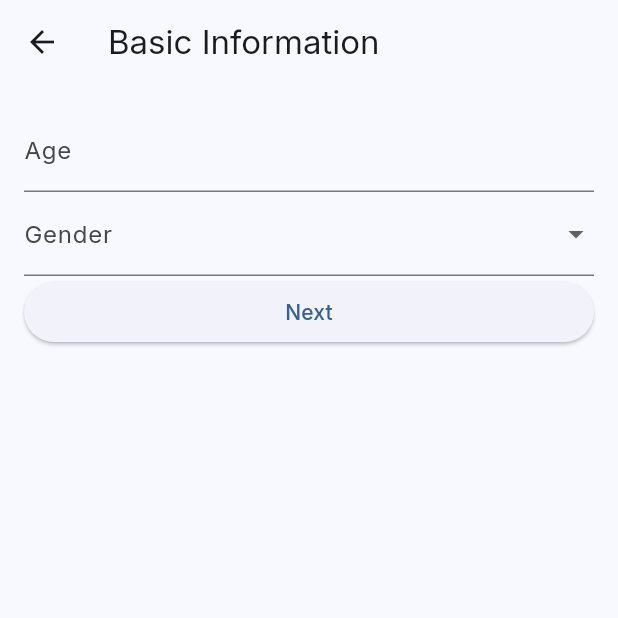
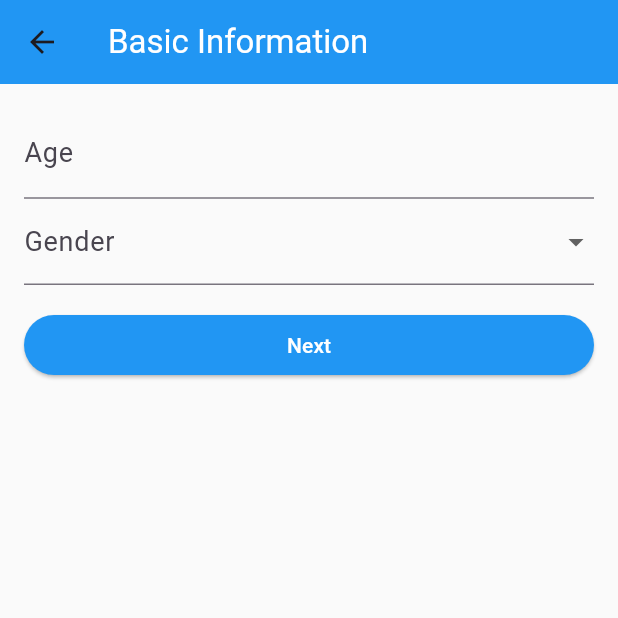
Before and after one commit to sharebeezdev/consumewise, a Flutter app: the screen it shows after launch, item 3 of the bottom bar chosen, after a tap on "Set Up Profile", on a phone screen of 412 x 824 dp, the top half of it. Run offline on Flutter 3.47's test engine with Material 3 defaults, Android fonts, the light colour scheme and no system bars; our stand-ins replace camera, google_fonts, shimmer, sqflite; accounts and stored records are empty; network calls fail.

Commit message:
Updated background and cards styles

```diff
--- a/lib/home/home_screen.dart
+++ b/lib/home/home_screen.dart
@@ -7,8 +7,11 @@ class HomeScreen extends StatelessWidget {
   @override
   Widget build(BuildContext context) {
     return Scaffold(
+      backgroundColor: Colors.grey[50],
       appBar: AppBar(
-        title: Text('ConsumeWise'),
+        backgroundColor: Colors.blue,
+        title: Text('ConsumeWise',
+            style: TextStyle(color: Colors.white)),
         centerTitle: true,
       ),
       body: SingleChildScrollView(
--- a/lib/home/profile_screen.dart
+++ b/lib/home/profile_screen.dart
@@ -36,12 +36,17 @@ class _ProfileSetupFlowState extends State<ProfileSetupFlow> {
   @override
   Widget build(BuildContext context) {
     return Scaffold(
+      backgroundColor: Colors.grey[50],
       appBar: AppBar(
-        title: Text('Profile Setup'),
+        backgroundColor: Colors.blue,
+        title: Text(
+        'Profile Setup',
+        style: TextStyle(color: Colors.white), // Setting the text color to white
+      ),
         actions: [
           if (_profileData.isNotEmpty)
             IconButton(
-              icon: Icon(Icons.edit),
+              icon: Icon(Icons.edit, color: Colors.white,),
               onPressed: () {
                 // Navigate to edit screen
                 Navigator.push(
@@ -69,6 +74,7 @@ class _ProfileSetupFlowState extends State<ProfileSetupFlow> {
         children: [
           // Modern profile card
           Card(
+            color: Colors.white,
             shape:
                 RoundedRectangleBorder(borderRadius: BorderRadius.circular(15)),
             elevation: 6,
--- a/lib/home/widgets/bottom_nav.dart
+++ b/lib/home/widgets/bottom_nav.dart
@@ -30,6 +30,9 @@ class _BottomNavState extends State<BottomNav> {
       body: _screens[_selectedIndex],
       bottomNavigationBar: BottomNavigationBar(
         currentIndex: _selectedIndex,
+        backgroundColor: Colors.blue,
+        selectedItemColor: Colors.white, // Color for selected item (icon and label)
+        unselectedItemColor: Colors.white, // Color for unselected item (icon and label)
         onTap: _onItemTapped,
         items: [
           BottomNavigationBarItem(
@@ -51,10 +54,11 @@ class _BottomNavState extends State<BottomNav> {
         padding:
             const EdgeInsets.only(top: 8.0), // Add padding to prevent overflow
         child: FloatingActionButton(
+          backgroundColor: Colors.blue,
           shape: RoundedRectangleBorder(
               borderRadius:
                   BorderRadius.circular(16)), // Adds Material You flair
-          child: Icon(Icons.qr_code_scanner, size: 36), // Larger scan button
+          child: Icon(Icons.qr_code_scanner, size: 36, color: Colors.white,), // Larger scan button
           onPressed: () {
             setState(() {
               _selectedIndex = 1; // Set to Scan Screen
--- a/lib/home/widgets/featured_product_section.dart
+++ b/lib/home/widgets/featured_product_section.dart
@@ -109,6 +109,7 @@ class _FeaturedProductSectionState extends State<FeaturedProductSection> {
             child: Padding(
               padding: const EdgeInsets.all(16.0),
               child: Card(
+                color: Colors.white,
                 surfaceTintColor: Colors.white, // Material 3 Card background
                 elevation: 1, // Material You Card elevation
                 shape: RoundedRectangleBorder(
--- a/lib/home/widgets/food_search_section.dart
+++ b/lib/home/widgets/food_search_section.dart
@@ -16,6 +16,7 @@ class FoodSearchSection extends StatelessWidget {
           // ),
           // SizedBox(height: 10),
           Card(
+            color: Colors.white,
             elevation: 1, // Material 3 card
             child: Padding(
               padding: const EdgeInsets.symmetric(horizontal: 16.0),
--- a/lib/home/widgets/ingredients_section.dart
+++ b/lib/home/widgets/ingredients_section.dart
@@ -24,6 +24,7 @@ class IngredientsSection extends StatelessWidget {
   // Build each Ingredient card
   Widget _buildIngredientCard(dynamic ingredient, BuildContext context) {
     return Card(
+      color: Colors.white,
       margin: EdgeInsets.symmetric(vertical: 8.0),
       elevation: 3,
       shape: RoundedRectangleBorder(borderRadius: BorderRadius.circular(12)),
--- a/lib/home/widgets/profile_widgets/basic_info_screen.dart
+++ b/lib/home/widgets/profile_widgets/basic_info_screen.dart
@@ -1,4 +1,5 @@
 import 'package:flutter/material.dart';
+
 import '../../../datamodel/utils/database_helper.dart';
 import 'healthinfo_screen.dart';
 
@@ -27,7 +28,13 @@ class _BasicInfoScreenState extends State<BasicInfoScreen> {
   @override
   Widget build(BuildContext context) {
     return Scaffold(
-      appBar: AppBar(title: Text('Basic Information')),
+      backgroundColor: Colors.grey[50],
+      appBar: AppBar(
+          backgroundColor: Colors.blue,
+          title: Text(
+            'Basic Information',
+            style: TextStyle(color: Colors.white),
+          )),
       body: Padding(
         padding: const EdgeInsets.all(16.0),
         child: Form(
@@ -55,6 +62,7 @@ class _BasicInfoScreenState extends State<BasicInfoScreen> {
                     .toList(),
                 onChanged: (value) => setState(() => _gender = value ?? ''),
               ),
+              SizedBox(height: 16),
               ElevatedButton(
                 onPressed: () {
                   if (_formKey.currentState!.validate()) {
--- a/lib/home/widgets/recent_products_section.dart
+++ b/lib/home/widgets/recent_products_section.dart
@@ -30,6 +30,7 @@ class RecentProductsSection extends StatelessWidget {
   Widget _buildProductItem(
       BuildContext context, String title, String subtitle, String imageUrl) {
     return Card(
+      color: Colors.white,
       elevation: 2, // Material You elevation
       shape: RoundedRectangleBorder(
         borderRadius: BorderRadius.circular(16),
--- a/lib/main.dart
+++ b/lib/main.dart
@@ -14,12 +14,17 @@ class ConsumeWiseApp extends StatelessWidget {
     return MaterialApp(
       title: 'ConsumeWise',
       theme: ThemeData(
-        useMaterial3: true, // Enable Material You (Material 3)
-        colorSchemeSeed: Colors.blue, // Use a seed color for dynamic theming
-        brightness:
-            Brightness.light, // You can also support dark mode dynamically
-        textTheme: GoogleFonts
-            .interTextTheme(), // Optional: Set custom fonts using Google Fonts
+        primarySwatch: Colors.blue,  // Primary color
+        brightness: Brightness.light, // Light theme
+        textTheme: TextTheme(
+          bodyLarge: TextStyle(fontSize: 18.0, color: Colors.black),
+          headlineLarge: TextStyle(fontSize: 24.0, fontWeight: FontWeight.bold),
+        ),
+        elevatedButtonTheme: ElevatedButtonThemeData(
+          style: ElevatedButton.styleFrom(
+            foregroundColor: Colors.white, backgroundColor: Colors.blue, // Elevated button color
+          ),
+        ),
       ),
       home: BottomNav(),
       debugShowCheckedModeBanner: false,
```
Also changed, not shown: lib/home/scan_screen.dart (+10 -3 lines), lib/home/widgets/feedback_screen.dart (+7 -1 lines), lib/home/widgets/ingrediants_list.dart (+9 -1 lines), lib/home/widgets/product_details_screen.dart (+9 -1 lines), lib/home/widgets/profile_widgets/environmentinfo_screen.dart (+7 -1 lines), lib/home/widgets/profile_widgets/healthinfo_screen.dart (+7 -1 lines), lib/home/widgets/profile_widgets/privacyinfo_screen.dart (+7 -1 lines), lib/home/widgets/profile_widgets/productinfo_screen.dart (+7 -1 lines).
